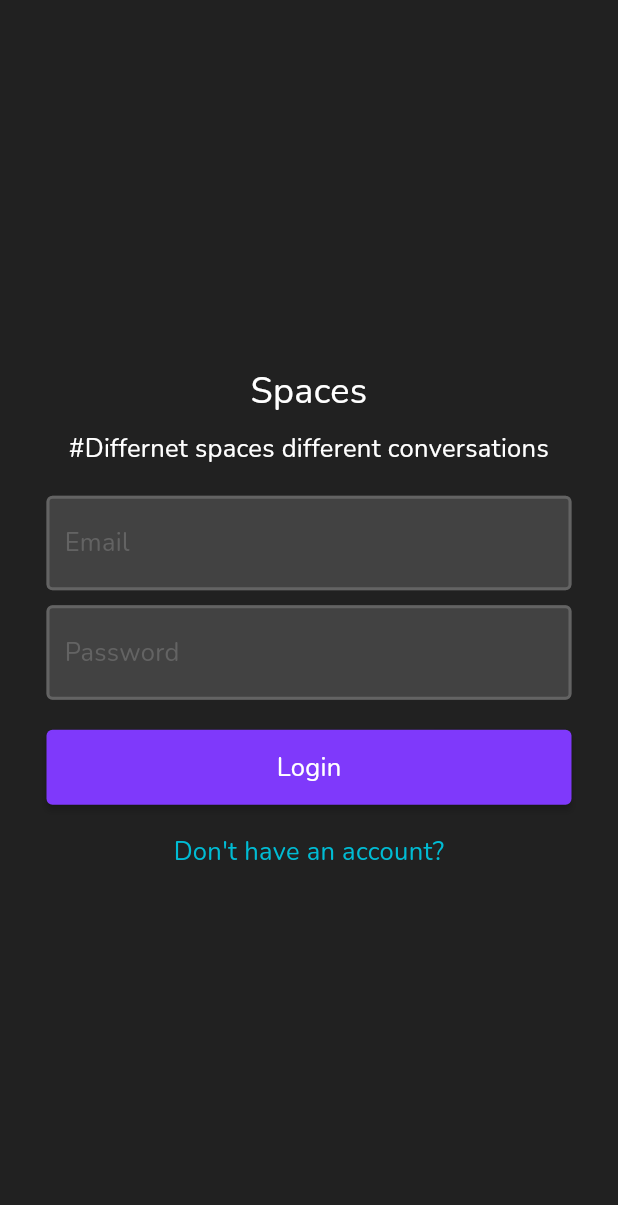
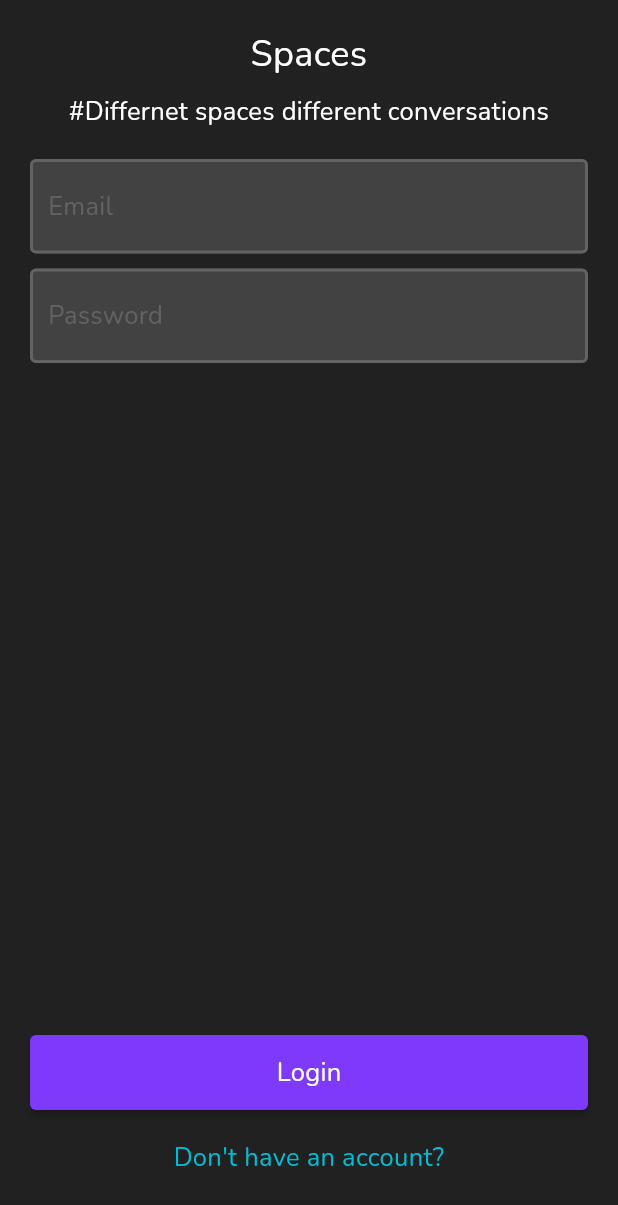
Before and after one commit to karthiTox/spaces-app-flutter-client, a Flutter app: the screen it shows after launch, on a phone screen of 412 x 824 dp. Shown: the top 1205 px of the screen. Run offline on Flutter 3.47's test engine with Material 2 defaults, Android fonts, the light colour scheme and no system bars; our stand-ins replace get_it, google_fonts, hive, hive_flutter, socket_io_client; accounts and stored records are empty.

Commit message:
refactoring auth page

```diff
--- a/lib/pages/auth/auth_provider.dart
+++ b/lib/pages/auth/auth_provider.dart
@@ -10,15 +10,13 @@ import 'package:spaces/utilities/mix_panel.dart';
 class AuthProvider extends ChangeNotifier {
   final AuthRepository _authRepository;
   final UserRepository _userRepository;
-  final AnalyticInterface _mixPanelInterface;
+  // final AnalyticInterface _mixPanelInterface;
 
-  AuthProvider(this._authRepository, this._userRepository, this._mixPanelInterface);
-
-  @override
-  void dispose() {
-    _authRepository.dispose();
-    super.dispose();
-  }
+  AuthProvider(
+    this._authRepository,
+    this._userRepository,
+    // this._mixPanelInterface
+  );
 
   String _email = "";
   String _userId = "";
@@ -50,16 +48,12 @@ class AuthProvider extends ChangeNotifier {
     notifyListeners();
   }
 
-  Future<bool> Function() get isAuth => _authRepository.isAuth;
-
-  Stream<User?> get authState => _authRepository.authState;
-
   Future<User> login() async {
     _validateEmail(_email);
     _validatePassword(_password);
 
     final user = await _authRepository.login(_email, _password);
-    _mixPanelInterface.initUser(user);
+    // _mixPanelInterface.initUser(user);
     return user;
   }
 
@@ -71,7 +65,7 @@ class AuthProvider extends ChangeNotifier {
     }
 
     final user = await _authRepository.register(_email, _password);
-    _mixPanelInterface.initUser(user);
+    // _mixPanelInterface.initUser(user);
     return user;
   }
 
@@ -105,8 +99,7 @@ class AuthProvider extends ChangeNotifier {
     }
   }
 
-  Future<User> setId() =>
-      _userRepository.changeUserId( _userId);
+  Future<User> setId() => _userRepository.changeUserId(_userId);
 
   // input validators
   final _emailRegEx = RegExp(
@@ -123,13 +116,9 @@ class AuthProvider extends ChangeNotifier {
     }
   }
 
-
-
-
-
   // events
 
   updateInitialTrackingData() {
-    _mixPanelInterface.updateInitialData();
+    // _mixPanelInterface.updateInitialData();
   }
 }
--- a/lib/pages/auth/login_page.dart
+++ b/lib/pages/auth/login_page.dart
@@ -1,14 +1,10 @@
-import 'package:firebase_messaging/firebase_messaging.dart';
 import 'package:flutter/material.dart';
-import 'package:in_app_notification/in_app_notification.dart';
 import 'package:provider/provider.dart';
-import 'package:spaces/data/user.dart';
 
 import 'package:spaces/pages/auth/auth_provider.dart';
 
 class LoginPage extends StatelessWidget {
   const LoginPage({Key? key}) : super(key: key);
-
 
   @override
   Widget build(BuildContext context) {
@@ -26,7 +22,6 @@ class _Content extends StatefulWidget {
 class _ContentState extends State<_Content> {
   bool isLoading = false;
   String errorMessage = "";
-
 
   Future<void> onLoginBtnPressed() async {
     setState(() => {isLoading = true, errorMessage = ""});
@@ -63,22 +58,29 @@ class _ContentState extends State<_Content> {
     // });
 
     return Scaffold(
-      body: Center(
-        child: SizedBox(
-            width: 350,
+      body: Padding(
+        padding: const EdgeInsets.only(left: 20, right: 20, top: 20),
         child: Column(
-                mainAxisSize: MainAxisSize.min,
+          children: [
+            Expanded(
+              flex: 5,
+              child: Column(
+                mainAxisSize: MainAxisSize.max,
                 crossAxisAlignment: CrossAxisAlignment.center,
                 children: [
-                  Text("Spaces",
+                  Text(
+                    "Spaces",
                     style: Theme.of(context).textTheme.headline1,
-                      textAlign: TextAlign.center),
+                    textAlign: TextAlign.center,
+                  ),
 
                   const SizedBox(height: spacing * 0.5),
 
-                  Text("#Differnet spaces different conversations",
+                  Text(
+                    "#Differnet spaces different conversations",
                     textAlign: TextAlign.center,
-                      style: Theme.of(context).textTheme.headline6),
+                    style: Theme.of(context).textTheme.headline6,
+                  ),
 
                   const SizedBox(height: spacing),
 
@@ -86,7 +88,8 @@ class _ContentState extends State<_Content> {
                   TextField(
                     decoration: const InputDecoration(hintText: "Email"),
                     style: Theme.of(context).textTheme.headline6,
-                      onChanged: (value) => providerCaller.setEmail(value)),
+                    onChanged: (value) => providerCaller.setEmail(value),
+                  ),
 
                   const SizedBox(height: spacing * 0.5),
 
@@ -95,36 +98,23 @@ class _ContentState extends State<_Content> {
                     decoration: const InputDecoration(hintText: "Password"),
                     style: Theme.of(context).textTheme.headline6,
                     obscureText: true,
-                      onChanged: (value) => providerCaller.setPassword(value)),
-
-                  const SizedBox(height: spacing),
-
-                  if (errorMessage != "")
-                    Text(errorMessage,
-                        textAlign: TextAlign.center,
-                        style: Theme.of(context).textTheme.headline6?.copyWith(
-                            color: Theme.of(context).colorScheme.error)),
-
-                  if (errorMessage != "") const SizedBox(height: spacing),
-
-                  if (!isLoading)
+                    onChanged: (value) => providerCaller.setPassword(value),
+                  ),
+                ],
+              ),
+            ),
+            Expanded(
+              flex: 1,
+              child: Column(
+                mainAxisSize: MainAxisSize.min,
+                crossAxisAlignment: CrossAxisAlignment.center,
+                children: [
                   ElevatedButton(
                     child: Text("Login",
                         style: Theme.of(context).textTheme.headline6),
-                        onPressed: onLoginBtnPressed)
-                  else
-                    ElevatedButton(
-                      child: Padding(
-                        padding: const EdgeInsets.all(8.0),
-                        child: CircularProgressIndicator(
-                            backgroundColor:
-                                Theme.of(context).colorScheme.onPrimary),
+                    onPressed: onLoginBtnPressed,
                   ),
-                      onPressed: null,
-                    ),
-
                   const SizedBox(height: spacing),
-
                   GestureDetector(
                     onTap: onSignupBtnPressed,
                     child: Text("Don't have an account?",
@@ -132,73 +122,12 @@ class _ContentState extends State<_Content> {
                         style: Theme.of(context).textTheme.headline6?.copyWith(
                             color: Theme.of(context).colorScheme.secondary)),
                   )
-                ])),
+                ],
+              ),
+            ),
+          ],
+        ),
       ),
     );
   }
 }
-
-
-// Container(
-//             width: 350,
-//             child: Column(
-//         mainAxisSize: MainAxisSize.min,
-//         crossAxisAlignment: CrossAxisAlignment.center,
-//         children: [
-//           Text(
-//             "${
-//                 Provider.of<LoginProvider>(context).counter
-//             }",
-//             style: Theme.of(context).textTheme.headline1,
-//             textAlign: TextAlign.center,
-//           ),
-//           const SizedBox(height: spacing * 0.5),
-
-//           Text("#Differnet spaces different conversations",
-//               textAlign: TextAlign.center,
-//               style: Theme.of(context).textTheme.headline6
-//           ),
-//           const SizedBox(height: spacing),
-
-//           // _Email_ input field.
-//           TextField(
-//               decoration: const InputDecoration(hintText: "Email"),
-//               style: Theme.of(context).textTheme.headline6,
-//               onChanged: (value) => {
-//                 // Provider.of<LoginProvider>(context).setEmail(value)
-//               },
-//           ),
-//           const SizedBox(height: spacing * 0.5),
-
-//           // _Password_ input field.
-//           TextField(
-//               decoration: const InputDecoration(hintText: "Password"),
-//               style: Theme.of(context).textTheme.headline6),
-//           const SizedBox(height: spacing),
-
-//           ElevatedButton(
-//               child: Text(
-//                 "Login",
-//                 style: Theme.of(context).textTheme.headline6,
-//               ),
-//               onPressed: () => {
-//                 Provider.of<LoginProvider>(context, listen: false).incC()
-//               }),
-
-//           const SizedBox(height: spacing),
-//           GestureDetector(
-//             onTap: () {
-//               // Navigator.push(context,
-//               //     MaterialPageRoute(builder: (_) => const SignupPage()));
-//             },
-//             child: Text(
-//               "Don't have an account?",
-//               textAlign: TextAlign.center,
-//               style: Theme.of(context)
-//                   .textTheme
-//                   .headline6
-//                   ?.copyWith(color: Theme.of(context).colorScheme.secondary),
-//             ),
-//           )
-//         ])
-//           )
--- a/lib/repositories/auth_repository.dart
+++ b/lib/repositories/auth_repository.dart
@@ -1,38 +1,29 @@
 import 'dart:async';
-import 'dart:developer';
-
 import 'package:spaces/data/user.dart';
 import 'package:spaces/utilities/api/api.dart';
-import 'package:spaces/utilities/authHandler.dart';
-import 'package:spaces/utilities/db.dart';
 
-import '../config.dart';
-import '../data/message.dart';
-import '../utilities/injector.dart';
-import '../utilities/socket_io.dart';
+import 'package:spaces/utilities/db/db.dart';
 
 class AuthRepository {
-  late final AuthHandler _authHandler;
+  final Api api;
+  final DBInterface db;
+  User? currentUser;
 
-  late final Stream<User?> authState;
-  User? get currentUser => _authHandler.currentUser;
+  AuthRepository({required this.api, required this.db});
 
-  AuthRepository({required AuthHandler authHandler}) {
-    _authHandler = authHandler;
-
-    authState = _authHandler.getAuthState;
-
-
+  Future<User> login(String email, String password) async {
+    final user = await api.authApi.login(email, password);
+    await db.authDB.setCurrentUser(user);
+    return user;
   }
 
-  Future<bool> Function() get isAuth => _authHandler.isAuth;
+  Future<User> register(String email, String password) async {
+    final newUser = await api.authApi.registerNewAccount(email, password);
+    await db.authDB.setCurrentUser(newUser);
+    return newUser;
+  }
 
-  void dispose() {}
-
-  Future<User> Function(String, String) get login => _authHandler.login;
-
-  Future<User> Function(String, String) get register =>
-      _authHandler.registerNewAccount;
-
-  Future<void> Function() get signOut => _authHandler.signOut;
+  Future<void> logout() async {
+    await db.authDB.delCurrentUser();
+  }
 }
--- a/lib/repositories/chat_repository.dart
+++ b/lib/repositories/chat_repository.dart
@@ -10,7 +10,7 @@ import 'package:spaces/utilities/socket_io.dart';
 import '../data/user.dart';
 
 class ChatRepository {
-  late final ApiInterface _api;
+  late final Api _api;
   late final AuthHandler _auth;
   late final DB _db;
   late final SocketIO _sio;
@@ -19,7 +19,7 @@ class ChatRepository {
 
   ChatRepository({
     required AuthHandler authHandler,
-    required ApiInterface api,
+    required Api api,
     required DB db,
     required SocketIO sio,
   }) {
@@ -58,7 +58,8 @@ class ChatRepository {
   }
 
   // db
-  Future<void> Function(String, int) get setRefernceNumber => _db.setRefernceNumber;
+  Future<void> Function(String, int) get setRefernceNumber =>
+      _db.setRefernceNumber;
   Future<int> Function(String) get getRefernceNumber => _db.getRefernceNumber;
 
   Future<Message> sendMessage(Message message) => _sio.sendMessage(message);
--- a/lib/repositories/user_repository.dart
+++ b/lib/repositories/user_repository.dart
@@ -3,12 +3,12 @@ import 'package:spaces/utilities/api/api.dart';
 import 'package:spaces/utilities/authHandler.dart';
 
 class UserRepository {
-  late final ApiInterface _api;
+  late final Api _api;
   late final AuthHandler _auth;
 
   UserRepository({
     required AuthHandler authHandler,
-    required ApiInterface api,
+    required Api api,
   }) {
     _api = api;
     _auth = authHandler;
--- a/lib/utilities/api/api.dart
+++ b/lib/utilities/api/api.dart
@@ -2,14 +2,14 @@ import 'package:spaces/utilities/api/auth_api.dart';
 import 'package:spaces/utilities/api/chat_api.dart';
 import 'package:spaces/utilities/api/user_api.dart';
 
-class ApiInterface {
+class Api {
   final String baseUrl;
 
   late final AuthApi authApi;
   late final UserApi userApi;
   late final ChatApi chatApi;
 
-  ApiInterface(this.baseUrl) {
+  Api(this.baseUrl) {
     authApi = AuthApi(baseUrl);
     userApi = UserApi(baseUrl);
     chatApi = ChatApi(baseUrl);
--- a/lib/utilities/authHandler.dart
+++ b/lib/utilities/authHandler.dart
@@ -5,7 +5,7 @@ import 'package:spaces/utilities/api/api.dart';
 import 'package:spaces/utilities/db.dart';
 
 class AuthHandler {
-  late final ApiInterface _api;
+  late final Api _api;
   late final DB _db;
 
   final _authState = StreamController<User?>.broadcast();
@@ -14,7 +14,7 @@ class AuthHandler {
 
   User? currentUser;
 
-  AuthHandler({required ApiInterface api, required DB db}) {
+  AuthHandler({required Api api, required DB db}) {
     _api = api;
     _db = db;
 
--- a/pubspec.yaml
+++ b/pubspec.yaml
@@ -40,10 +40,6 @@ dependencies:
   get_it: ^7.2.0
   http: ^0.13.4
   socket_io_client: ^1.0.2
-  firebase_core: ^1.2.0
-  firebase_messaging: ^10.0.0
-  in_app_notification: ^1.0.2
-  mixpanel_flutter: ^1.4.5
 
 
   # The following adds the Cupertino Icons font to your application.
```
Also changed, not shown: lib/data/user.dart (+6 -3 lines), lib/main.dart (+22 -19 lines), lib/pages/chats/chat_cards_page.dart (+8 -1 lines), lib/pages/chats/chats_provider.dart (+33 -33 lines), lib/pages/splash.dart (+4 -10 lines), lib/utilities/db/auth_db.dart (added, +28 -0 lines), lib/utilities/db/db.dart (added, +18 -0 lines), lib/utilities/injector.dart (+16 -12 lines), lib/utilities/mix_panel.dart (+37 -37 lines), architecture.drawio.png (added), pubspec.lock, 3 other files. Lines whose indentation alone changed are shown as unchanged.
